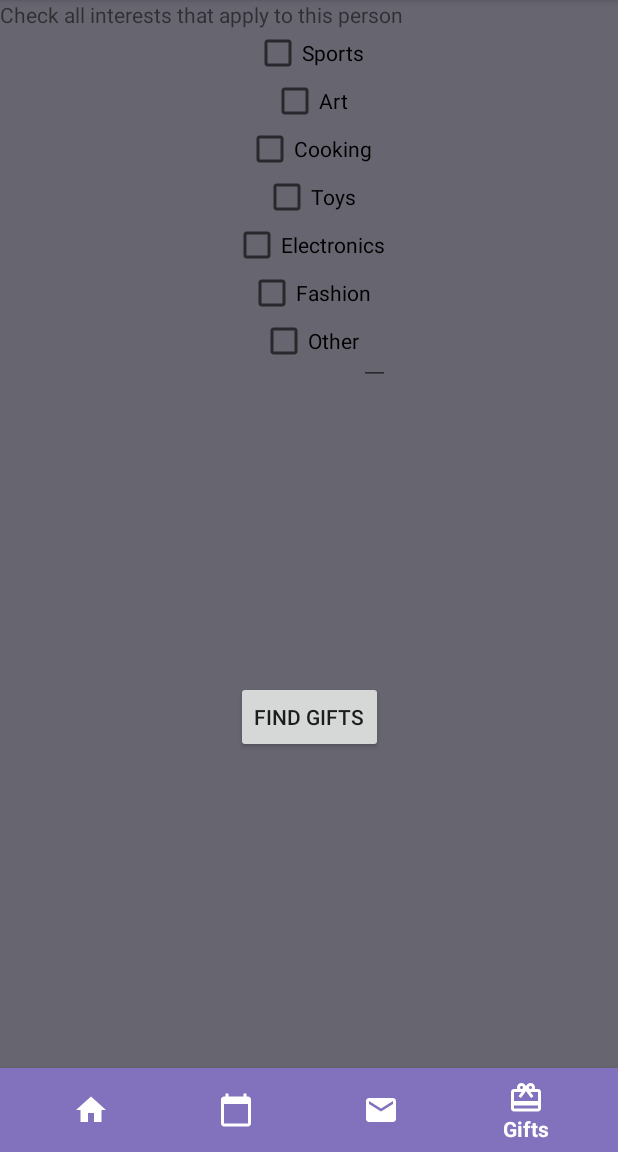
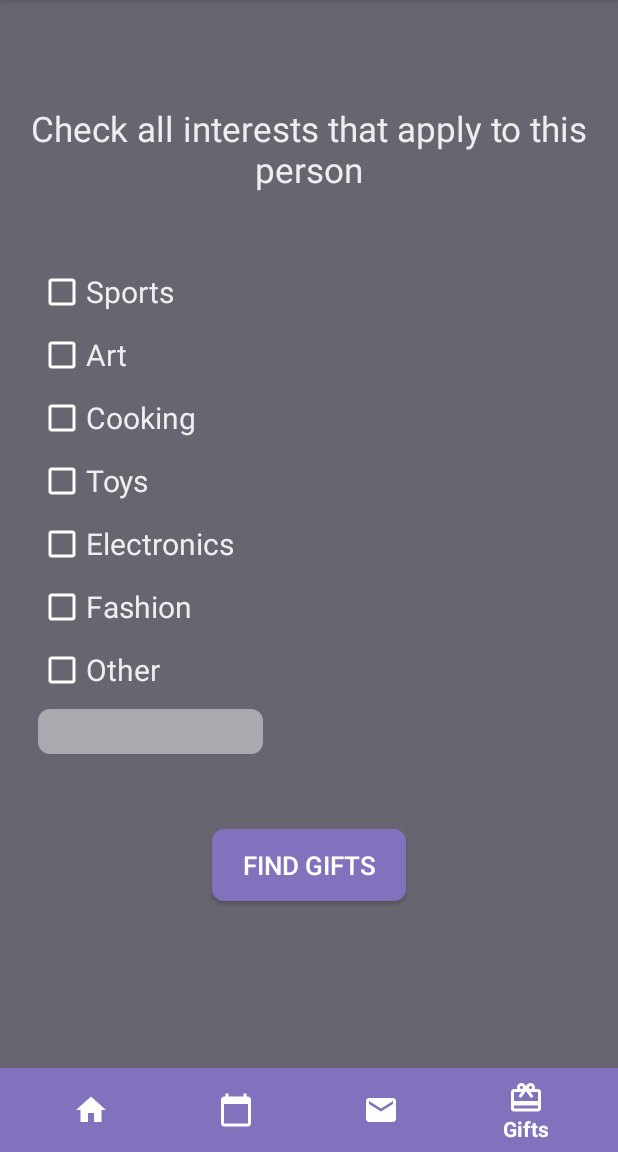
Before and after one commit to mariamedi/AnotherYear, an Android app: the fragment InterestsSurveyFragment placed in its activity, on a phone screen of 412 x 824 dp, the part 84-1236 px from its top. Run offline under Robolectric (Android 15) with nearby library versions, the phone set to English and light mode, and no system bars.

Commit message:
stylized interests screen

```diff
--- a/app/src/main/res/layout/fragment_interests_survey.xml
+++ b/app/src/main/res/layout/fragment_interests_survey.xml
@@ -3,19 +3,45 @@
     xmlns:android="http://schemas.android.com/apk/res/android"
     xmlns:app="http://schemas.android.com/apk/res-auto"
     android:layout_width="match_parent"
+    android:background="#676570"
     android:layout_height="match_parent">
 
     <TextView
         android:id="@+id/interests_text_view"
         android:layout_width="wrap_content"
         android:layout_height="wrap_content"
-        android:text="Check all interests that apply to this person"/>
+        android:layout_marginStart="50dp"
+        android:layout_marginLeft="50dp"
+        android:layout_marginTop="70dp"
+        android:layout_marginEnd="50dp"
+        android:layout_marginRight="50dp"
+        android:gravity="center"
+        android:text="Check all interests that apply to this person"
+        android:textColor="#EEEEEE"
+        android:textSize="23sp"
+        app:layout_constraintEnd_toEndOf="parent"
+        app:layout_constraintStart_toStartOf="parent"
+        app:layout_constraintTop_toTopOf="parent" />
+
+    <LinearLayout
+        android:id="@+id/linearLayout"
+        android:layout_width="match_parent"
+        android:layout_height="wrap_content"
+        android:layout_marginStart="25dp"
+        android:layout_marginLeft="25dp"
+        android:layout_marginTop="50dp"
+        android:orientation="vertical"
+        app:layout_constraintStart_toStartOf="parent"
+        app:layout_constraintTop_toBottomOf="@+id/interests_text_view">
 
         <CheckBox
             android:id="@+id/sports_checkbox"
             android:layout_width="wrap_content"
             android:layout_height="wrap_content"
+            android:buttonTint="#fff"
             android:text="Sports"
+            android:textColor="#EEEEEE"
+            android:textSize="20sp"
             app:layout_constraintEnd_toEndOf="parent"
             app:layout_constraintStart_toStartOf="parent"
             app:layout_constraintTop_toBottomOf="@+id/interests_text_view" />
@@ -24,7 +50,11 @@
             android:id="@+id/art_checkbox"
             android:layout_width="wrap_content"
             android:layout_height="wrap_content"
+            android:buttonTint="#fff"
             android:text="Art"
+            android:textColor="#EEEEEE"
+            android:textSize="20sp"
+            android:layout_marginTop="10dp"
             app:layout_constraintEnd_toEndOf="parent"
             app:layout_constraintStart_toStartOf="parent"
             app:layout_constraintTop_toBottomOf="@+id/sports_checkbox" />
@@ -33,7 +63,11 @@
             android:id="@+id/cooking_checkbox"
             android:layout_width="wrap_content"
             android:layout_height="wrap_content"
+            android:buttonTint="#fff"
             android:text="Cooking"
+            android:textColor="#EEEEEE"
+            android:textSize="20sp"
+            android:layout_marginTop="10dp"
             app:layout_constraintEnd_toEndOf="parent"
             app:layout_constraintStart_toStartOf="parent"
             app:layout_constraintTop_toBottomOf="@+id/art_checkbox" />
@@ -42,7 +76,11 @@
             android:id="@+id/toys_checkbox"
             android:layout_width="wrap_content"
             android:layout_height="wrap_content"
+            android:buttonTint="#fff"
             android:text="Toys"
+            android:textColor="#EEEEEE"
+            android:textSize="20sp"
+            android:layout_marginTop="10dp"
             app:layout_constraintEnd_toEndOf="parent"
             app:layout_constraintStart_toStartOf="parent"
             app:layout_constraintTop_toBottomOf="@+id/cooking_checkbox" />
@@ -51,7 +89,11 @@
             android:id="@+id/electronics_checkbox"
             android:layout_width="wrap_content"
             android:layout_height="wrap_content"
+            android:buttonTint="#fff"
             android:text="Electronics"
+            android:textColor="#EEEEEE"
+            android:textSize="20sp"
+            android:layout_marginTop="10dp"
             app:layout_constraintEnd_toEndOf="parent"
             app:layout_constraintStart_toStartOf="parent"
             app:layout_constraintTop_toBottomOf="@+id/toys_checkbox" />
@@ -60,7 +102,11 @@
             android:id="@+id/fashion_checkbox"
             android:layout_width="wrap_content"
             android:layout_height="wrap_content"
+            android:buttonTint="#fff"
             android:text="Fashion"
+            android:textColor="#EEEEEE"
+            android:textSize="20sp"
+            android:layout_marginTop="10dp"
             app:layout_constraintEnd_toEndOf="parent"
             app:layout_constraintStart_toStartOf="parent"
             app:layout_constraintTop_toBottomOf="@+id/electronics_checkbox" />
@@ -69,27 +115,43 @@
             android:id="@+id/other_checkbox"
             android:layout_width="wrap_content"
             android:layout_height="wrap_content"
+            android:buttonTint="#fff"
             android:text="Other"
+            android:textColor="#EEEEEE"
+            android:textSize="20sp"
+            android:layout_marginTop="10dp"
             app:layout_constraintEnd_toEndOf="parent"
             app:layout_constraintStart_toStartOf="parent"
             app:layout_constraintTop_toBottomOf="@+id/fashion_checkbox" />
 
         <EditText
             android:id="@+id/other_edit_text"
-        android:layout_width="wrap_content"
+            android:layout_width="150dp"
             android:layout_height="wrap_content"
+            android:background="@drawable/rounded_edittext"
+            android:paddingLeft="10dp"
+            android:paddingRight="10dp"
             android:text=""
+            android:textSize="20sp"
+            android:layout_marginTop="10dp"
             app:layout_constraintStart_toEndOf="@+id/other_checkbox"
             app:layout_constraintTop_toBottomOf="@+id/fashion_checkbox" />
+    </LinearLayout>
+
 
     <Button
         android:id="@+id/find_gifts_button"
         android:layout_width="wrap_content"
         android:layout_height="wrap_content"
+        android:layout_marginTop="50dp"
         android:text="Find Gifts"
-        app:layout_constraintBottom_toBottomOf="parent"
+        android:textSize="17sp"
+        android:paddingRight="20dp"
+        android:paddingLeft="20dp"
+        android:textColor="#fff"
+        android:background="@drawable/rounded_button_purple"
         app:layout_constraintEnd_toEndOf="parent"
         app:layout_constraintStart_toStartOf="parent"
-        app:layout_constraintTop_toBottomOf="@+id/other_checkbox" />
+        app:layout_constraintTop_toBottomOf="@+id/linearLayout" />
 
 </androidx.constraintlayout.widget.ConstraintLayout>
```
Lines whose indentation alone changed are shown as unchanged.
